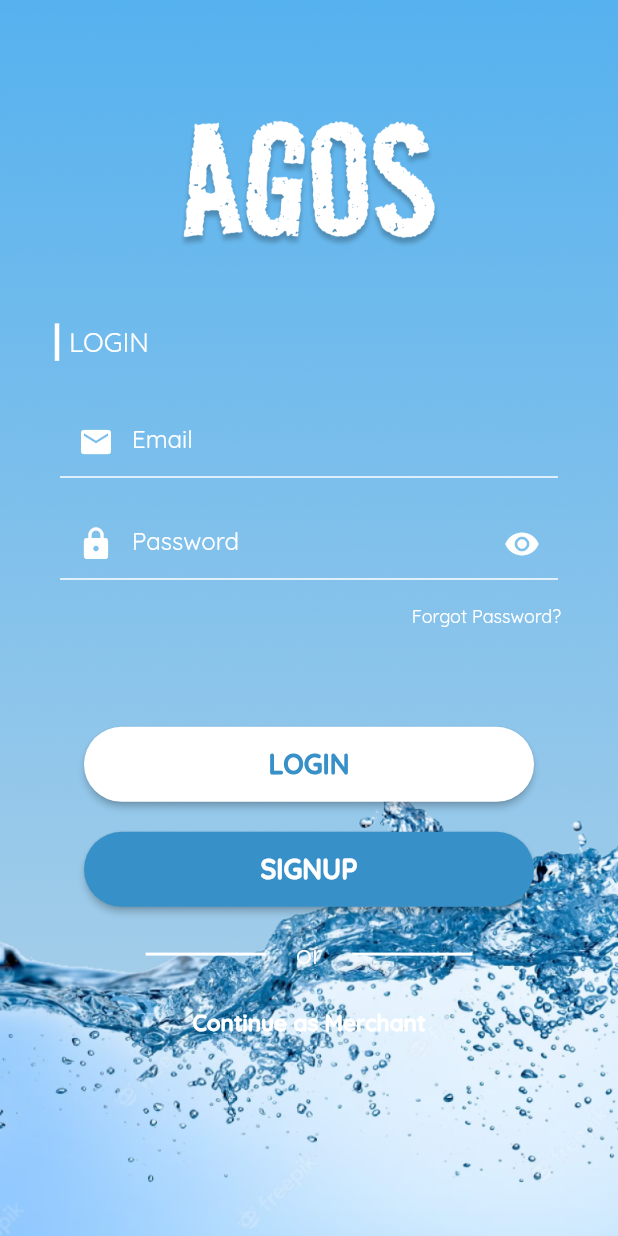
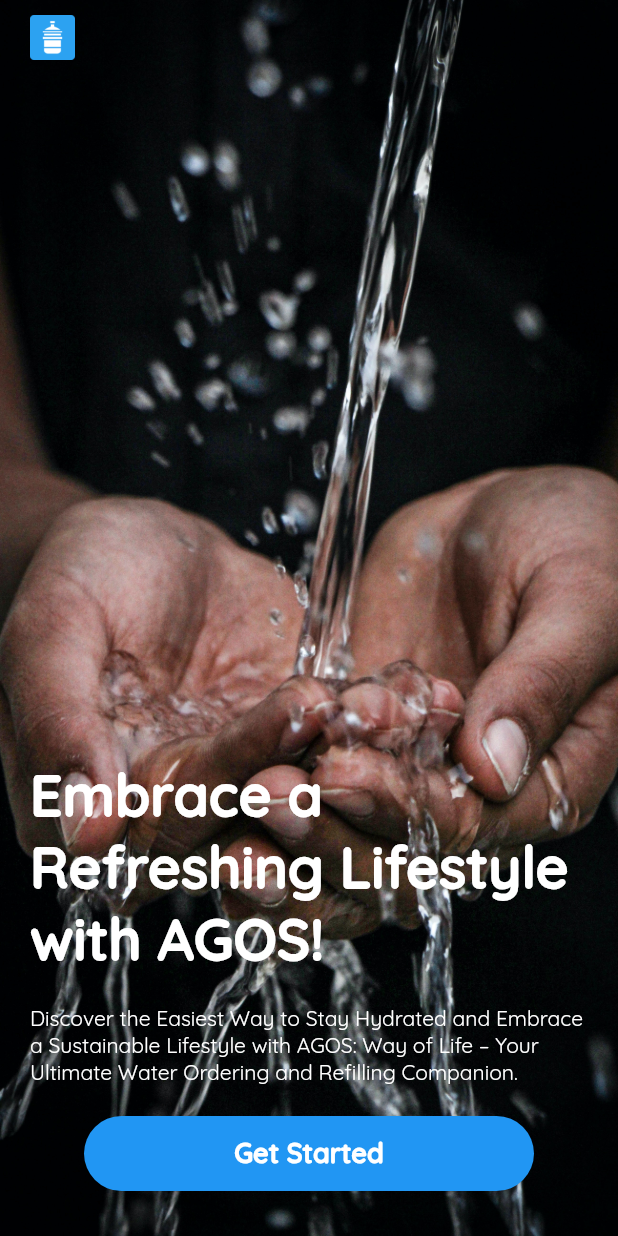
Before and after one commit to lansoyyy/project_agos, a Flutter app: the screen it shows after launch, on a phone screen of 412 x 824 dp. Run offline on Flutter 3.47's test engine with Material 2 defaults, Android fonts, the phone set to English and light mode, and no system bars; our stand-ins replace badges, cloud_firestore, firebase_auth, firebase_core, firebase_storage, flutter_spinkit and 6 more; missing offline and left inert: flutter_polyline_points, ticket_widget; accounts and stored records are empty.

Commit message:
added get started screen

```diff
--- /dev/null
+++ b/lib/screens/get_started_screen.dart
@@ -0,0 +1,109 @@
+import 'package:agos/screens/auth/login_screen.dart';
+import 'package:flutter/material.dart';
+
+import '../widgets/button_widget.dart';
+import '../widgets/dialogs/normal_dialog.dart';
+import '../widgets/text_widget.dart';
+
+class GetStartedScreen extends StatefulWidget {
+  const GetStartedScreen({super.key});
+
+  @override
+  State<GetStartedScreen> createState() => _GetStartedScreenState();
+}
+
+class _GetStartedScreenState extends State<GetStartedScreen> {
+  @override
+  Widget build(BuildContext context) {
+    return Scaffold(
+      body: Container(
+        height: double.infinity,
+        width: double.infinity,
+        decoration: const BoxDecoration(
+            color: Colors.black,
+            image: DecorationImage(
+                opacity: 100,
+                image: AssetImage('assets/images/new.jpg'),
+                fit: BoxFit.cover)),
+        child: Center(
+          child: Padding(
+            padding: const EdgeInsets.only(left: 20, right: 20),
+            child: Column(
+              mainAxisAlignment: MainAxisAlignment.end,
+              crossAxisAlignment: CrossAxisAlignment.start,
+              children: [
+                SafeArea(
+                  child: Padding(
+                    padding: const EdgeInsets.only(top: 10),
+                    child: Row(
+                      mainAxisAlignment: MainAxisAlignment.start,
+                      children: [
+                        Image.asset(
+                          'assets/images/logo.png',
+                          width: 30,
+                        ),
+                      ],
+                    ),
+                  ),
+                ),
+                const Expanded(
+                  child: SizedBox(),
+                ),
+                const Text(
+                  'Embrace a Refreshing Lifestyle with AGOS!',
+                  style: TextStyle(
+                    color: Colors.white,
+                    fontFamily: 'QBold',
+                    fontSize: 38,
+                    fontWeight: FontWeight.w900,
+                  ),
+                ),
+                const SizedBox(
+                  height: 20,
+                ),
+                TextRegular(
+                    text:
+                        "Discover the Easiest Way to Stay Hydrated and Embrace a Sustainable Lifestyle with AGOS: Way of Life – Your Ultimate Water Ordering and Refilling Companion.",
+                    fontSize: 14,
+                    color: Colors.white),
+                const SizedBox(
+                  height: 20,
+                ),
+                Center(
+                  child: ButtonWidget(
+                    labelColor: Colors.white,
+                    radius: 100,
+                    color: Colors.blue,
+                    label: 'Get Started',
+                    onPressed: () {
+                      showDialog(
+                          context: context,
+                          builder: (context) {
+                            return NormalDialog(
+                                label:
+                                    "AGOS collects location data to enable user tracking for the transaction of ride to be proccessed even when the app is closed or not in use.",
+                                buttonColor: Colors.red,
+                                buttonText: 'I understand',
+                                icon: Icons.warning,
+                                onPressed: () {
+                                  Navigator.of(context).pushReplacement(
+                                      MaterialPageRoute(
+                                          builder: (context) =>
+                                              const LoginScreen()));
+                                },
+                                iconColor: Colors.red);
+                          });
+                    },
+                  ),
+                ),
+                const SizedBox(
+                  height: 30,
+                ),
+              ],
+            ),
+          ),
+        ),
+      ),
+    );
+  }
+}
```
Also changed, not shown: lib/screens/splash_screen.dart (+3 -4 lines), lib/widgets/dialogs/normal_dialog.dart (added, +65 -0 lines), assets/images/new.jpg (added).
